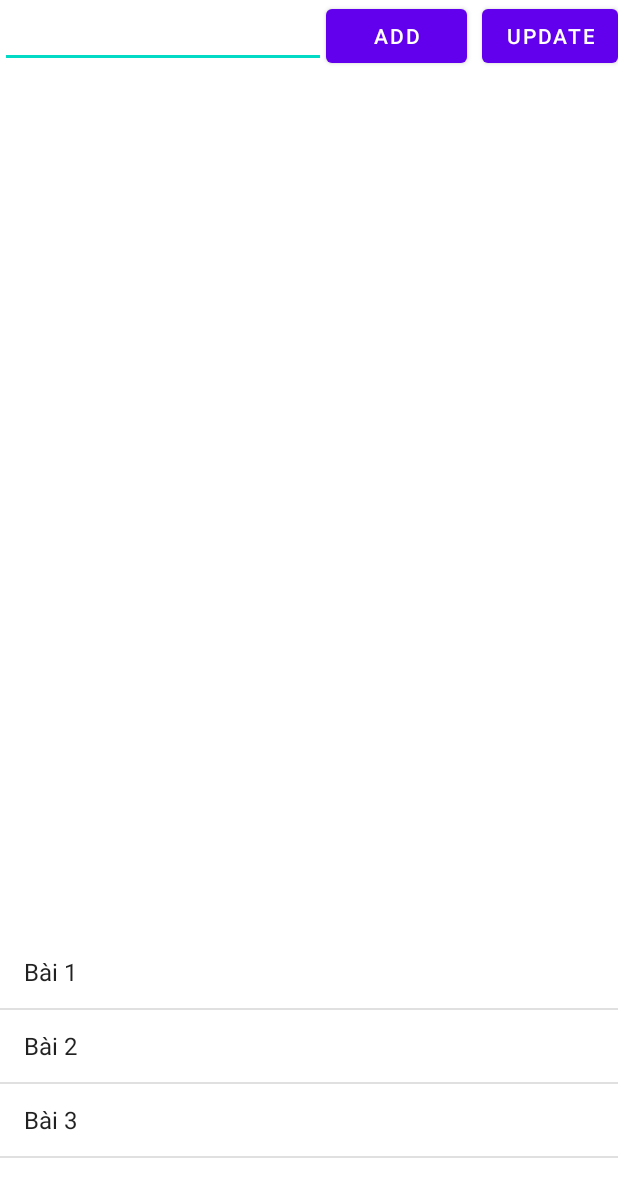
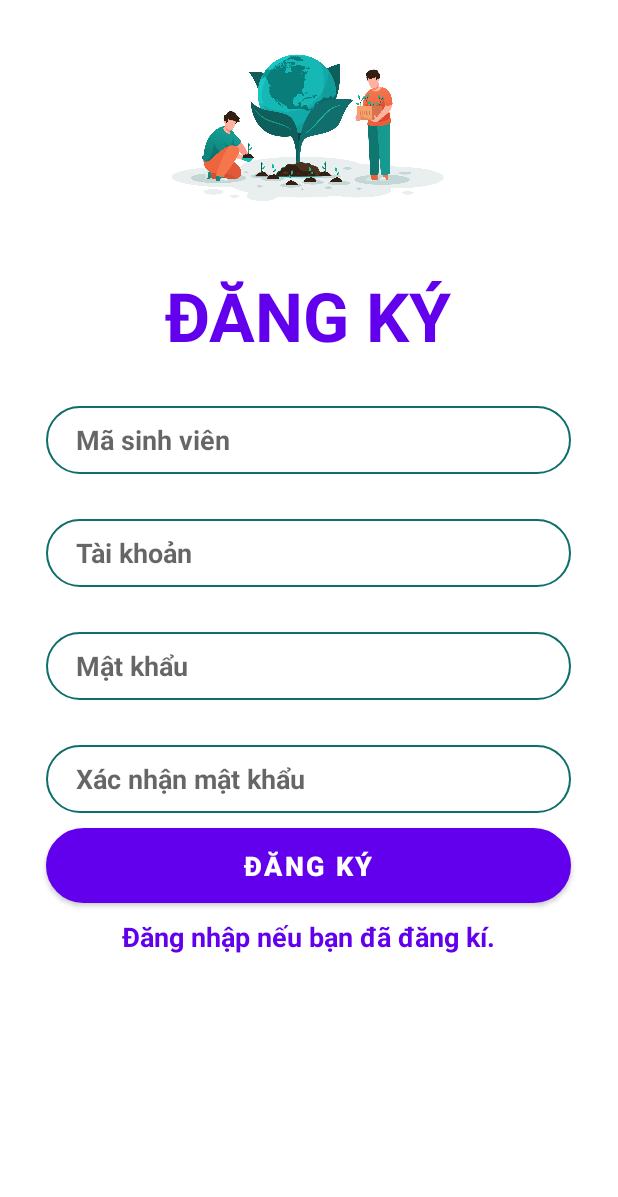
Before and after one commit to popmusicfan1992/moviebookingreact, an Android app: the screen it shows after launch (MainActivity before the commit, DangKyActivity after it), on a phone screen of 412 x 824 dp. Shown: the top 1197 px of the screen. Run offline under Robolectric (Android 15) with nearby library versions, the phone set to English and light mode, and no system bars.

Commit message:
Coi gium chuc nang dang ky voi t dang ky no ko insert vao table

```diff
--- a/app/src/main/AndroidManifest.xml
+++ b/app/src/main/AndroidManifest.xml
@@ -9,7 +9,7 @@
         android:roundIcon="@mipmap/ic_launcher_round"
         android:supportsRtl="true"
         android:theme="@style/Theme.KhoaHoc">
-        <activity android:name=".MainActivity">
+        <activity android:name=".DangKyActivity">
             <intent-filter>
                 <action android:name="android.intent.action.MAIN" />
 
--- /dev/null
+++ b/app/src/main/java/com/example/khoahoc/DangKyActivity.java
@@ -0,0 +1,83 @@
+package com.example.khoahoc;
+
+import android.content.Intent;
+import android.os.Bundle;
+import android.view.View;
+import android.widget.Button;
+import android.widget.EditText;
+import android.widget.TextView;
+import android.widget.Toast;
+
+import androidx.annotation.Nullable;
+import androidx.appcompat.app.AppCompatActivity;
+
+import com.example.khoahoc.Controller.SinhVienController;
+import com.example.khoahoc.model.SinhVien;
+
+public class DangKyActivity extends AppCompatActivity implements View.OnClickListener{
+    EditText edMaSV,edUserName,edPassWord,edXacNhanMatKhau;
+    TextView tv_DangNhap;
+    Button btn_DangKi;
+    SinhVienController sinhVienController;
+    @Override
+    protected void onCreate(@Nullable Bundle savedInstanceState) {
+        getSupportActionBar().hide();
+        super.onCreate(savedInstanceState);
+        setContentView(R.layout.register);
+       edMaSV = (EditText) findViewById(R.id.edMaSV);
+       edUserName = (EditText) findViewById(R.id.edUserName);
+       edPassWord = (EditText) findViewById(R.id.edPassWord);
+       edXacNhanMatKhau = (EditText) findViewById(R.id.edXacNhanMatKhau);
+       btn_DangKi = (Button) findViewById(R.id.btn_DangKi);
+       tv_DangNhap = (TextView) findViewById(R.id.tv_DangNhap);
+       sinhVienController = new SinhVienController(this);
+       btn_DangKi.setOnClickListener(this);
+    }
+
+    @Override
+    public void onClick(View v) {
+        int id = v.getId();
+        switch (id){
+            case R.id.btn_DangKi:
+                int sMaSV = Integer.parseInt(edMaSV.getText().toString());
+                String sUserName = edUserName.getText().toString();
+                String sPassWord = edPassWord.getText().toString();
+                String sXacNhanPassWord = edXacNhanMatKhau.getText().toString();
+
+
+                if(sUserName == null || sUserName.equals("")){
+                    Toast.makeText(DangKyActivity.this,getResources().getString(R.string.nhapusername)+ "" , Toast.LENGTH_SHORT).show();
+
+                }else if(sPassWord == null || sPassWord.equals("")){
+                    Toast.makeText(DangKyActivity.this,getResources().getString(R.string.nhappassword)+ "" , Toast.LENGTH_SHORT).show();
+
+                }
+
+
+                else{
+                    SinhVien sinhVien = new SinhVien();
+                    sinhVien.setMaSV(sMaSV);
+                    sinhVien.setUserName(sUserName);
+                    sinhVien.setPassWord(sPassWord);
+
+                   long KiemTra =  sinhVienController.ThemSinhVien(sinhVien);
+                   if(KiemTra != 0){
+                       Toast.makeText(DangKyActivity.this,getResources().getString(R.string.dangkithanhcong)+ "" , Toast.LENGTH_SHORT).show();
+
+                   }else{
+                       Toast.makeText(DangKyActivity.this,getResources().getString(R.string.dangkithatbai)+ "" , Toast.LENGTH_SHORT).show();
+                   }
+
+
+                }
+
+                break;
+            case R.id.tv_DangNhap :
+                Intent intent = new Intent(DangKyActivity.this,DangNhapActivity.class);
+                startActivity(intent);
+
+
+                break;
+        }
+    }
+}
--- /dev/null
+++ b/app/src/main/java/com/example/khoahoc/Database/Database.java
@@ -0,0 +1,40 @@
+package com.example.khoahoc.Database;
+
+import android.content.Context;
+import android.database.sqlite.SQLiteDatabase;
+import android.database.sqlite.SQLiteOpenHelper;
+
+import androidx.annotation.Nullable;
+
+public class Database extends SQLiteOpenHelper {
+    //Bang sinh vien
+    public  static final String TB_SinhVien = "SINHVIEN";
+    public  static final String SinhVien_MaSV = "MaSV";
+    public  static final String SinhVien_HoTen = "HoTen";
+    public  static final String SinhVien_UserName = "UserName";
+    public  static final String SinhVien_PassWord = "PassWord";
+
+
+
+    public Database(Context context) {
+        super(context, "KhoaHoc", null, 1);
+    }
+
+    @Override
+    public void onCreate(SQLiteDatabase db) {
+        String tbSinhVien = "CREATE TABLE " + TB_SinhVien +" ("+
+                SinhVien_MaSV + " INTEGER PRIMARY KEY, "+
+                SinhVien_HoTen+ "TEXT, " +
+                SinhVien_UserName + "TEXT, " +
+                SinhVien_PassWord + " TEXT )";
+        db.execSQL(tbSinhVien);
+    }
+
+    @Override
+    public void onUpgrade(SQLiteDatabase db, int oldVersion, int newVersion) {
+
+    }
+    public SQLiteDatabase open(){
+        return this.getWritableDatabase();
+    }
+}
--- a/app/src/main/java/com/example/khoahoc/MainActivity.java
+++ b/app/src/main/java/com/example/khoahoc/MainActivity.java
@@ -15,94 +15,20 @@ import android.widget.EditText;
 import android.widget.ListView;
 import android.widget.Toast;
 
-import com.example.khoahoc.model.Country;
+
+import com.example.khoahoc.Database.Database;
 
 import java.util.ArrayList;
 
 public class MainActivity extends AppCompatActivity {
-    private ListView listView;
-    private ArrayList<String> listData;
-    private ArrayAdapter<String> adapter;
-    private Context context;
-    private Button button,btnCapNhat;
-    private EditText editText;
-    private int vitri = -1;
 
 
     @Override
     protected void onCreate(Bundle savedInstanceState) {
         super.onCreate(savedInstanceState);
         getSupportActionBar().hide();
-        setContentView(R.layout.hocandroid);
-        context = this;
+        setContentView(R.layout.activity_main);
 
-        listView = (ListView) findViewById(R.id.lv);
-        button = (Button) findViewById(R.id.btn);
-        editText = (EditText) findViewById(R.id.edittext);
-        btnCapNhat = (Button) findViewById(R.id.btn_update);
-       // listData = context.getResources().getStringArray(R.array.listVideo);
-
-        listData = new ArrayList<>();
-        listData.add("Bài 1");
-        listData.add("Bài 2");
-        listData.add("Bài 3");
-
-
-        adapter = new ArrayAdapter<>(context, android.R.layout.simple_list_item_1,listData);
-        listView.setAdapter(adapter);
-
-        listView.setOnItemClickListener(new AdapterView.OnItemClickListener() {
-            @Override
-            public void onItemClick(AdapterView<?> parent, View view, int position, long id) {
-                //Toast.makeText(context,listData.get(position),Toast.LENGTH_SHORT).show();
-                editText.setText(listData.get(position));
-                vitri = position;
-            }
-        });
-        btnCapNhat.setOnClickListener(new View.OnClickListener() {
-            @Override
-            public void onClick(View v) {
-                listData.set(vitri,editText.getText().toString().trim());
-                adapter.notifyDataSetChanged();
-            }
-        });
-
-        button.setOnClickListener(new View.OnClickListener() {
-            @Override
-            public void onClick(View v) {
-                String item = editText.getText().toString().trim();
-                if(TextUtils.isEmpty(item)){
-                    Toast.makeText(context,"Bạn chưa nhập dữ liệu",Toast.LENGTH_SHORT).show();
-                    return;
-                }
-                listData.add(item);
-                adapter.notifyDataSetChanged();
-            }
-        });
-        listView.setOnItemLongClickListener(new AdapterView.OnItemLongClickListener() {
-            @Override
-            public boolean onItemLongClick(AdapterView<?> parent, View view, int position, long id) {
-                AlertDialog.Builder dialog = new AlertDialog.Builder(context);
-                dialog.setTitle("Xác nhận");
-                dialog.setMessage("Bạn có đồng ý xóa ko");
-                dialog.setPositiveButton("Đồng ý", new DialogInterface.OnClickListener() {
-                    @Override
-                    public void onClick(DialogInterface dialog, int which) {
-                        listData.remove(position);
-                        adapter.notifyDataSetChanged();
-                    }
-                });
-                dialog.setNegativeButton("Không", new DialogInterface.OnClickListener() {
-                    @Override
-                    public void onClick(DialogInterface dialog, int which) {
-                        dialog.cancel();
-                    }
-                });
-                AlertDialog alertDialog = dialog.create();
-                alertDialog.show();
-                return false;
-            }
-        });
 
     }
 
--- a/app/src/main/res/layout/register.xml
+++ b/app/src/main/res/layout/register.xml
@@ -23,9 +23,10 @@
 
         />
     <EditText
+        android:id="@+id/edMaSV"
         android:layout_width="350dp"
         android:layout_height="45dp"
-        android:text="Mã sinh viên"
+        android:hint="Mã sinh viên"
         android:textColor="@color/purple_500"
         android:textStyle="bold"
         android:layout_marginTop="30dp"
@@ -33,27 +34,33 @@
         android:background="@drawable/forget"/>
 
     <EditText
+        android:id="@+id/edUserName"
         android:layout_width="350dp"
         android:layout_height="45dp"
-        android:text="Tài khoản"
+        android:hint="Tài khoản"
         android:textColor="@color/purple_500"
         android:textStyle="bold"
         android:layout_marginTop="30dp"
         android:paddingLeft="20dp"
         android:background="@drawable/forget"/>
     <EditText
+        android:inputType="textPassword"
+        android:id="@+id/edPassWord"
         android:layout_width="350dp"
         android:layout_height="45dp"
-        android:text="Mật khẩu"
+        android:hint="Mật khẩu"
         android:textColor="@color/purple_500"
         android:textStyle="bold"
         android:layout_marginTop="30dp"
         android:paddingLeft="20dp"
         android:background="@drawable/forget"/>
     <EditText
+        android:inputType="textPassword"
+        android:pointerIcon="hand"
+        android:id="@+id/edXacNhanMatKhau"
         android:layout_width="350dp"
         android:layout_height="45dp"
-        android:text="Xác nhận mật khẩu"
+        android:hint="Xác nhận mật khẩu"
         android:textColor="@color/purple_500"
         android:textStyle="bold"
         android:layout_marginTop="30dp"
@@ -64,6 +71,7 @@
 
 
     <Button
+        android:id="@+id/btn_DangKi"
         android:layout_width="350dp"
         android:layout_height="50dp"
         android:layout_marginTop="10dp"
@@ -73,9 +81,10 @@
         android:backgroundTint="#3366FF"
         android:textStyle="bold" />
     <TextView
+        android:id="@+id/tv_DangNhap"
         android:layout_width="wrap_content"
         android:layout_height="wrap_content"
-        android:text="Chưa có tài khoản? Đăng ký ngay"
+        android:text="Đăng nhập nếu bạn đã đăng kí."
         android:textStyle="bold"
         android:textSize="18dp"
         android:textColor="@color/purple_500"
--- a/app/src/main/res/values/strings.xml
+++ b/app/src/main/res/values/strings.xml
@@ -7,4 +7,11 @@
         <item>Bài 4:</item>
 
     </string-array>
+    <string name="nhapmasv">Vui Lòng Nhập Mã Sinh Viên</string>
+    <string name="nhapusername">Vui Lòng Nhập Tên Tài Khoản</string>
+    <string name="nhappassword">Vui Lòng Nhập Mật Khẩu</string>
+    <string name="xacnhanpassword">Vui Lòng Xác Nhận Mật Khẩu</string>
+    <string name="xacnhankhongdung">Xác Nhận Mật Khẩu Không Đúng</string>
+    <string name="dangkithanhcong">Đăng Ký Thành Công</string>
+    <string name="dangkithatbai">Đăng Ký Thất Bại</string>
 </resources>
```
Also changed, not shown: app/src/main/java/com/example/khoahoc/Controller/SinhVienController.java (added, +49 -0 lines), app/src/main/java/com/example/khoahoc/CountryAdapter.java (deleted, +0 -56 lines), app/src/main/java/com/example/khoahoc/DangNhapActivity.java (added, +51 -0 lines), app/src/main/java/com/example/khoahoc/model/Country.java (deleted, +0 -36 lines), app/src/main/java/com/example/khoahoc/model/SinhVien.java (added, +38 -0 lines), app/src/main/res/layout/login.xml (+8 -3 lines).
